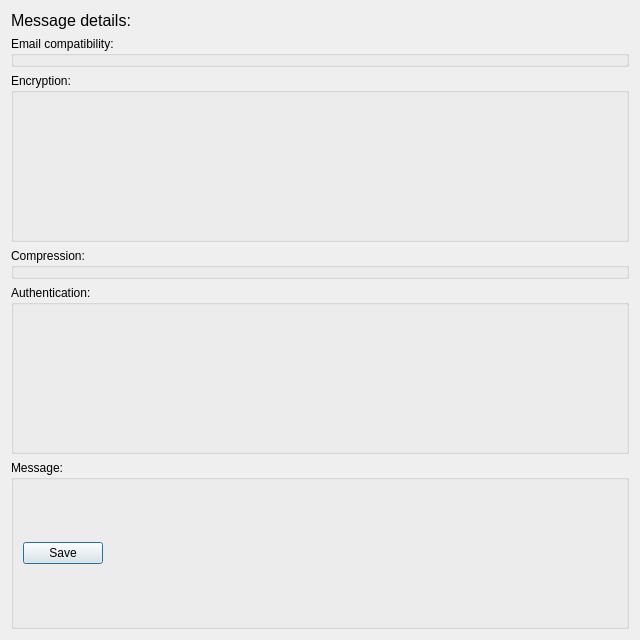
The window that src/ui/design/mdet.ui (lazar2222/Computer-Security-Project) describes before a commit, drawn with Qt 5.
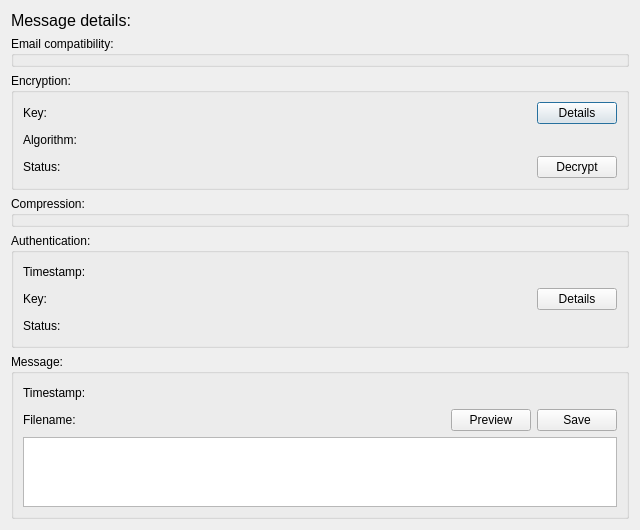
The same window after the commit.

Patch:
```diff
--- a/src/ui/design/mdet.ui
+++ b/src/ui/design/mdet.ui
@@ -7,7 +7,7 @@
     <x>0</x>
     <y>0</y>
     <width>640</width>
-    <height>640</height>
+    <height>486</height>
    </rect>
   </property>
   <property name="windowTitle">
@@ -57,7 +57,16 @@
     </widget>
    </item>
    <item>
-    <widget class="QGroupBox" name="groupBox_2">
+    <widget class="QGroupBox" name="gbEnc">
+     <property name="enabled">
+      <bool>true</bool>
+     </property>
+     <property name="sizePolicy">
+      <sizepolicy hsizetype="Minimum" vsizetype="Fixed">
+       <horstretch>0</horstretch>
+       <verstretch>0</verstretch>
+      </sizepolicy>
+     </property>
      <property name="font">
       <font>
        <pointsize>9</pointsize>
@@ -69,6 +78,157 @@
      <property name="flat">
       <bool>true</bool>
      </property>
+     <layout class="QVBoxLayout" name="verticalLayout_3">
+      <item>
+       <layout class="QHBoxLayout" name="horizontalLayout">
+        <item>
+         <widget class="QLabel" name="label_3">
+          <property name="sizePolicy">
+           <sizepolicy hsizetype="Fixed" vsizetype="Fixed">
+            <horstretch>0</horstretch>
+            <verstretch>0</verstretch>
+           </sizepolicy>
+          </property>
+          <property name="text">
+           <string>Key:</string>
+          </property>
+         </widget>
+        </item>
+        <item>
+         <widget class="QLabel" name="lKeyId">
+          <property name="sizePolicy">
+           <sizepolicy hsizetype="Fixed" vsizetype="Fixed">
+            <horstretch>0</horstretch>
+            <verstretch>0</verstretch>
+           </sizepolicy>
+          </property>
+          <property name="text">
+           <string/>
+          </property>
+         </widget>
+        </item>
+        <item>
+         <spacer name="horizontalSpacer">
+          <property name="orientation">
+           <enum>Qt::Horizontal</enum>
+          </property>
+          <property name="sizeHint" stdset="0">
+           <size>
+            <width>40</width>
+            <height>20</height>
+           </size>
+          </property>
+         </spacer>
+        </item>
+        <item>
+         <widget class="QPushButton" name="btnDet">
+          <property name="text">
+           <string>Details</string>
+          </property>
+         </widget>
+        </item>
+       </layout>
+      </item>
+      <item>
+       <layout class="QHBoxLayout" name="horizontalLayout_2">
+        <item>
+         <widget class="QLabel" name="label_2">
+          <property name="sizePolicy">
+           <sizepolicy hsizetype="Fixed" vsizetype="Fixed">
+            <horstretch>0</horstretch>
+            <verstretch>0</verstretch>
+           </sizepolicy>
+          </property>
+          <property name="text">
+           <string>Algorithm:</string>
+          </property>
+         </widget>
+        </item>
+        <item>
+         <widget class="QLabel" name="lAlgo">
+          <property name="sizePolicy">
+           <sizepolicy hsizetype="Fixed" vsizetype="Fixed">
+            <horstretch>0</horstretch>
+            <verstretch>0</verstretch>
+           </sizepolicy>
+          </property>
+          <property name="text">
+           <string/>
+          </property>
+         </widget>
+        </item>
+        <item>
+         <spacer name="horizontalSpacer_2">
+          <property name="orientation">
+           <enum>Qt::Horizontal</enum>
+          </property>
+          <property name="sizeHint" stdset="0">
+           <size>
+            <width>40</width>
+            <height>20</height>
+           </size>
+          </property>
+         </spacer>
+        </item>
+       </layout>
+      </item>
+      <item>
+       <layout class="QHBoxLayout" name="horizontalLayout_3">
+        <item>
+         <widget class="QLabel" name="label_5">
+          <property name="sizePolicy">
+           <sizepolicy hsizetype="Fixed" vsizetype="Fixed">
+            <horstretch>0</horstretch>
+            <verstretch>0</verstretch>
+           </sizepolicy>
+          </property>
+          <property name="text">
+           <string>Status:</string>
+          </property>
+         </widget>
+        </item>
+        <item>
+         <widget class="QLabel" name="lEncStatus">
+          <property name="sizePolicy">
+           <sizepolicy hsizetype="Fixed" vsizetype="Fixed">
+            <horstretch>0</horstretch>
+            <verstretch>0</verstretch>
+           </sizepolicy>
+          </property>
+          <property name="text">
+           <string/>
+          </property>
+         </widget>
+        </item>
+        <item>
+         <spacer name="horizontalSpacer_3">
+          <property name="orientation">
+           <enum>Qt::Horizontal</enum>
+          </property>
+          <property name="sizeHint" stdset="0">
+           <size>
+            <width>40</width>
+            <height>20</height>
+           </size>
+          </property>
+         </spacer>
+        </item>
+        <item>
+         <widget class="QPushButton" name="btnDec">
+          <property name="sizePolicy">
+           <sizepolicy hsizetype="Fixed" vsizetype="Fixed">
+            <horstretch>0</horstretch>
+            <verstretch>0</verstretch>
+           </sizepolicy>
+          </property>
+          <property name="text">
+           <string>Decrypt</string>
+          </property>
+         </widget>
+        </item>
+       </layout>
+      </item>
+     </layout>
     </widget>
    </item>
    <item>
@@ -93,7 +253,13 @@
     </widget>
    </item>
    <item>
-    <widget class="QGroupBox" name="groupBox_4">
+    <widget class="QGroupBox" name="gbAuth">
+     <property name="sizePolicy">
+      <sizepolicy hsizetype="Preferred" vsizetype="Fixed">
+       <horstretch>0</horstretch>
+       <verstretch>0</verstretch>
+      </sizepolicy>
+     </property>
      <property name="font">
       <font>
        <pointsize>9</pointsize>
@@ -105,10 +271,154 @@
      <property name="flat">
       <bool>true</bool>
      </property>
+     <layout class="QVBoxLayout" name="verticalLayout_4">
+      <item>
+       <layout class="QHBoxLayout" name="horizontalLayout_5">
+        <item>
+         <widget class="QLabel" name="label_6">
+          <property name="sizePolicy">
+           <sizepolicy hsizetype="Fixed" vsizetype="Fixed">
+            <horstretch>0</horstretch>
+            <verstretch>0</verstretch>
+           </sizepolicy>
+          </property>
+          <property name="text">
+           <string>Timestamp:</string>
+          </property>
+         </widget>
+        </item>
+        <item>
+         <widget class="QLabel" name="lTimestamp">
+          <property name="sizePolicy">
+           <sizepolicy hsizetype="Fixed" vsizetype="Fixed">
+            <horstretch>0</horstretch>
+            <verstretch>0</verstretch>
+           </sizepolicy>
+          </property>
+          <property name="text">
+           <string/>
+          </property>
+         </widget>
+        </item>
+        <item>
+         <spacer name="horizontalSpacer_5">
+          <property name="orientation">
+           <enum>Qt::Horizontal</enum>
+          </property>
+          <property name="sizeHint" stdset="0">
+           <size>
+            <width>40</width>
+            <height>20</height>
+           </size>
+          </property>
+         </spacer>
+        </item>
+       </layout>
+      </item>
+      <item>
+       <layout class="QHBoxLayout" name="horizontalLayout_4">
+        <item>
+         <widget class="QLabel" name="label_4">
+          <property name="sizePolicy">
+           <sizepolicy hsizetype="Fixed" vsizetype="Fixed">
+            <horstretch>0</horstretch>
+            <verstretch>0</verstretch>
+           </sizepolicy>
+          </property>
+          <property name="text">
+           <string>Key:</string>
+          </property>
+         </widget>
+        </item>
+        <item>
+         <widget class="QLabel" name="lAKey">
+          <property name="sizePolicy">
+           <sizepolicy hsizetype="Fixed" vsizetype="Fixed">
+            <horstretch>0</horstretch>
+            <verstretch>0</verstretch>
+           </sizepolicy>
+          </property>
+          <property name="text">
+           <string/>
+          </property>
+         </widget>
+        </item>
+        <item>
+         <spacer name="horizontalSpacer_4">
+          <property name="orientation">
+           <enum>Qt::Horizontal</enum>
+          </property>
+          <property name="sizeHint" stdset="0">
+           <size>
+            <width>40</width>
+            <height>20</height>
+           </size>
+          </property>
+         </spacer>
+        </item>
+        <item>
+         <widget class="QPushButton" name="btnADet">
+          <property name="text">
+           <string>Details</string>
+          </property>
+         </widget>
+        </item>
+       </layout>
+      </item>
+      <item>
+       <layout class="QHBoxLayout" name="horizontalLayout_6">
+        <item>
+         <widget class="QLabel" name="label_7">
+          <property name="sizePolicy">
+           <sizepolicy hsizetype="Fixed" vsizetype="Fixed">
+            <horstretch>0</horstretch>
+            <verstretch>0</verstretch>
+           </sizepolicy>
+          </property>
+          <property name="text">
+           <string>Status:</string>
+          </property>
+         </widget>
+        </item>
+        <item>
+         <widget class="QLabel" name="lAuthStatus">
+          <property name="sizePolicy">
+           <sizepolicy hsizetype="Fixed" vsizetype="Fixed">
+            <horstretch>0</horstretch>
+            <verstretch>0</verstretch>
+           </sizepolicy>
+          </property>
+          <property name="text">
+           <string/>
+          </property>
+         </widget>
+        </item>
+        <item>
+         <spacer name="horizontalSpacer_6">
+          <property name="orientation">
+           <enum>Qt::Horizontal</enum>
+          </property>
+          <property name="sizeHint" stdset="0">
+           <size>
+            <width>40</width>
+            <height>20</height>
+           </size>
+          </property>
+         </spacer>
+        </item>
+       </layout>
+      </item>
+     </layout>
     </widget>
    </item>
    <item>
-    <widget class="QGroupBox" name="groupBox_5">
+    <widget class="QGroupBox" name="gbMsg">
+     <property name="sizePolicy">
+      <sizepolicy hsizetype="Preferred" vsizetype="Expanding">
+       <horstretch>0</horstretch>
+       <verstretch>0</verstretch>
+      </sizepolicy>
+     </property>
      <property name="font">
       <font>
        <pointsize>9</pointsize>
@@ -122,15 +432,124 @@
      </property>
      <layout class="QVBoxLayout" name="verticalLayout_2">
       <item>
-       <widget class="QPushButton" name="pushButton">
-        <property name="sizePolicy">
-         <sizepolicy hsizetype="Fixed" vsizetype="Fixed">
-          <horstretch>0</horstretch>
-          <verstretch>0</verstretch>
-         </sizepolicy>
+       <layout class="QHBoxLayout" name="horizontalLayout_8">
+        <item>
+         <widget class="QLabel" name="label_8">
+          <property name="sizePolicy">
+           <sizepolicy hsizetype="Fixed" vsizetype="Fixed">
+            <horstretch>0</horstretch>
+            <verstretch>0</verstretch>
+           </sizepolicy>
+          </property>
+          <property name="text">
+           <string>Timestamp:</string>
+          </property>
+         </widget>
+        </item>
+        <item>
+         <widget class="QLabel" name="lMTimestamp">
+          <property name="sizePolicy">
+           <sizepolicy hsizetype="Fixed" vsizetype="Fixed">
+            <horstretch>0</horstretch>
+            <verstretch>0</verstretch>
+           </sizepolicy>
+          </property>
+          <property name="text">
+           <string/>
+          </property>
+         </widget>
+        </item>
+        <item>
+         <spacer name="horizontalSpacer_7">
+          <property name="orientation">
+           <enum>Qt::Horizontal</enum>
+          </property>
+          <property name="sizeHint" stdset="0">
+           <size>
+            <width>40</width>
+            <height>20</height>
+           </size>
+          </property>
+         </spacer>
+        </item>
+       </layout>
+      </item>
+      <item>
+       <layout class="QHBoxLayout" name="horizontalLayout_9">
+        <item>
+         <widget class="QLabel" name="label_9">
+          <property name="sizePolicy">
+           <sizepolicy hsizetype="Fixed" vsizetype="Fixed">
+            <horstretch>0</horstretch>
+            <verstretch>0</verstretch>
+           </sizepolicy>
+          </property>
+          <property name="text">
+           <string>Filename:</string>
+          </property>
+         </widget>
+        </item>
+        <item>
+         <widget class="QLabel" name="lMFilename">
+          <property name="sizePolicy">
+           <sizepolicy hsizetype="Fixed" vsizetype="Fixed">
+            <horstretch>0</horstretch>
+            <verstretch>0</verstretch>
+           </sizepolicy>
+          </property>
+          <property name="text">
+           <string/>
+          </property>
+         </widget>
+        </item>
+        <item>
+         <spacer name="horizontalSpacer_8">
+          <property name="orientation">
+           <enum>Qt::Horizontal</enum>
+          </property>
+          <property name="sizeHint" stdset="0">
+           <size>
+            <width>40</width>
+            <height>20</height>
+           </size>
+          </property>
+         </spacer>
+        </item>
+        <item>
+         <widget class="QPushButton" name="btnPreview">
+          <property name="sizePolicy">
+           <sizepolicy hsizetype="Fixed" vsizetype="Fixed">
+            <horstretch>0</horstretch>
+            <verstretch>0</verstretch>
+           </sizepolicy>
+          </property>
+          <property name="text">
+           <string>Preview</string>
+          </property>
+         </widget>
+        </item>
+        <item>
+         <widget class="QPushButton" name="btnSave">
+          <property name="sizePolicy">
+           <sizepolicy hsizetype="Fixed" vsizetype="Fixed">
+            <horstretch>0</horstretch>
+            <verstretch>0</verstretch>
+           </sizepolicy>
+          </property>
+          <property name="text">
+           <string>Save</string>
+          </property>
+         </widget>
+        </item>
+       </layout>
+      </item>
+      <item>
+       <widget class="QPlainTextEdit" name="plainTextEdit">
+        <property name="undoRedoEnabled">
+         <bool>false</bool>
         </property>
-        <property name="text">
-         <string>Save</string>
+        <property name="readOnly">
+         <bool>true</bool>
         </property>
        </widget>
       </item>
```
Left out of the diff: 4 changed lines with no effect on the pictures.
